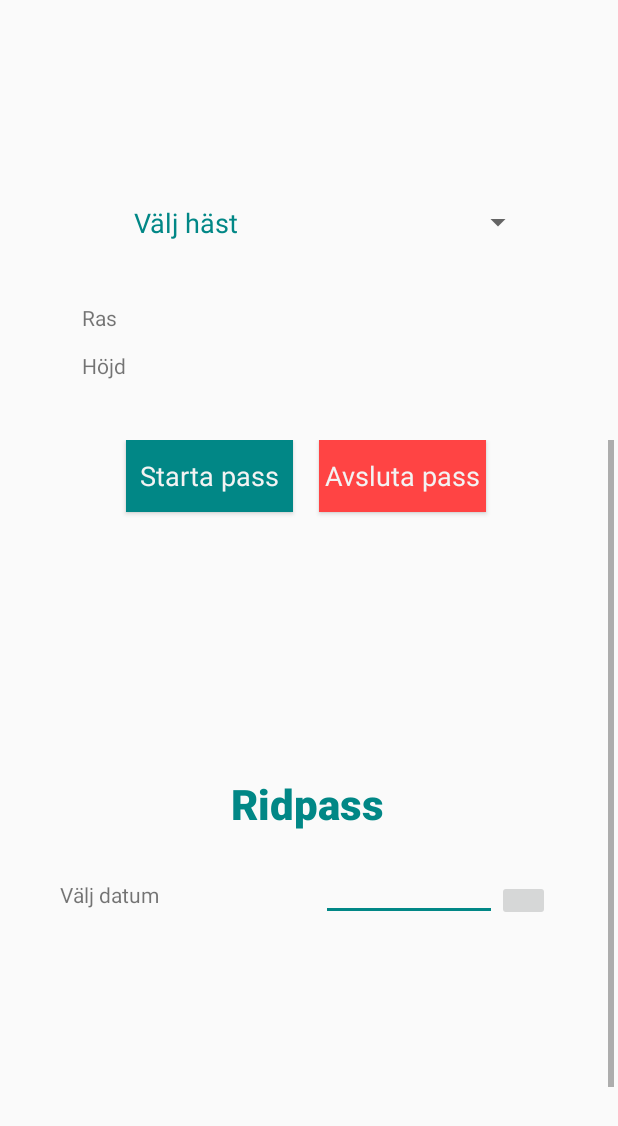
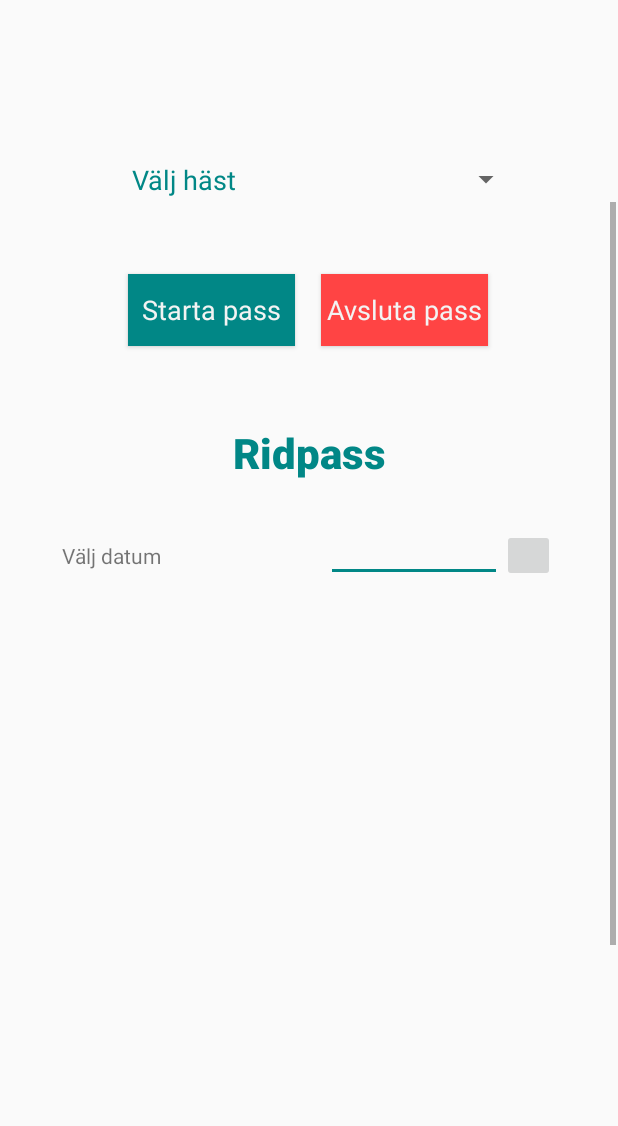
Before and after one commit to shmeke/Pegasus-Beta, an Android app: the layout activity_main.xml on its own in the app's theme, with its tools: preview values and no code run, on a phone screen of 412 x 824 dp. Shown: the top 1126 px of the screen. Run offline under Robolectric (Android 15) with nearby library versions, the phone set to English and light mode, and no system bars.

Commit message:
Lagt till diverse funktioner

```diff
--- a/app/build.gradle
+++ b/app/build.gradle
@@ -24,6 +24,9 @@ android {
             minifyEnabled false
             proguardFiles getDefaultProguardFile('proguard-android-optimize.txt'), 'proguard-rules.pro'
         }
+        customDebugType {
+            debuggable true
+        }
     }
 }
 
--- a/app/src/main/java/com/sebastianstext/pegasusbeta/Utils/URLs.java
+++ b/app/src/main/java/com/sebastianstext/pegasusbeta/Utils/URLs.java
@@ -8,6 +8,6 @@ public class URLs {
     public static final String URL_ADINFO= ROOT_URL + "horseinfo";
     public static final String URL_WORKOUT = ROOT_URL + "workout";
     public static final String URL_GETHORSE = ROOT_URL + "gethorse";
-    public static final String URL_GETWORKOUT = ROOT_URL + "getworkout";
+    public static final String URL_GETWORKOUT = ROOT_URL + "getworkouts";
 
 }
--- a/app/src/main/res/layout/activity_main.xml
+++ b/app/src/main/res/layout/activity_main.xml
@@ -1,20 +1,36 @@
 <?xml version="1.0" encoding="utf-8"?>
-<androidx.constraintlayout.widget.ConstraintLayout xmlns:android="http://schemas.android.com/apk/res/android"
+<androidx.coordinatorlayout.widget.CoordinatorLayout xmlns:android="http://schemas.android.com/apk/res/android"
+    xmlns:tools="http://schemas.android.com/tools"
     xmlns:app="http://schemas.android.com/apk/res-auto"
-    xmlns:tools="http://schemas.android.com/tools"
+
+    android:layout_width="match_parent"
+    android:layout_height="match_parent">
+
+    <com.google.android.material.appbar.AppBarLayout
+        android:id="@+id/appbar"
+        android:layout_height="wrap_content"
+        android:layout_width="match_parent"/>
+
+    <androidx.core.widget.NestedScrollView
+        android:layout_width="match_parent"
+        android:layout_height="match_parent"
+
+        app:layout_behavior="com.google.android.material.appbar.AppBarLayout$ScrollingViewBehavior">
+
+        <androidx.constraintlayout.widget.ConstraintLayout
             android:id="@+id/container"
             android:layout_width="match_parent"
-    android:layout_height="match_parent"
-    >
+            android:layout_height="match_parent">
 
 
             <TextView
                 android:id="@+id/txtUsername"
                 android:layout_width="219dp"
                 android:layout_height="42dp"
-        android:layout_marginStart="96dp"
-        android:layout_marginLeft="96dp"
-        android:layout_marginTop="32dp"
+                android:layout_marginStart="16dp"
+                android:layout_marginLeft="16dp"
+                android:layout_marginTop="16dp"
+                android:layout_marginBottom="49dp"
                 android:gravity="center|start"
                 android:spinnerMode="dialog"
                 android:textSize="18sp"
@@ -26,8 +42,8 @@
 
             <TableLayout
                 android:id="@+id/tableLayout"
-        android:layout_width="302dp"
-        android:layout_height="126dp"
+                android:layout_width="287dp"
+                android:layout_height="27dp"
                 android:layout_marginStart="52dp"
                 android:layout_marginLeft="52dp"
                 android:layout_marginEnd="52dp"
@@ -37,6 +53,10 @@
                 app:layout_constraintHorizontal_bias="0.4"
                 app:layout_constraintStart_toStartOf="parent"
                 app:layout_constraintTop_toBottomOf="@+id/txtUsername">
+
+                <TableRow
+                    android:layout_width="match_parent"
+                    android:layout_height="match_parent" />
 
                 <TableRow
                     android:layout_width="match_parent"
@@ -61,48 +81,8 @@
 
                 <TableRow
                     android:layout_width="match_parent"
-            android:layout_height="match_parent">
+                    android:layout_height="match_parent" />
 
-            <Space
-                android:layout_width="wrap_content"
-                android:layout_height="35dp" />
-        </TableRow>
-
-        <TableRow
-            android:layout_width="match_parent"
-            android:layout_height="match_parent">
-
-            <TextView
-                android:id="@+id/textView12"
-                android:layout_width="129dp"
-                android:layout_height="32dp"
-                android:gravity="center|start"
-                android:text="Ras" />
-
-            <TextView
-                android:id="@+id/txtBreed"
-                android:layout_width="162dp"
-                android:layout_height="match_parent"
-                android:gravity="center" />
-        </TableRow>
-
-        <TableRow
-            android:layout_width="327dp"
-            android:layout_height="67dp">
-
-            <TextView
-                android:id="@+id/textView15"
-                android:layout_width="139dp"
-                android:layout_height="match_parent"
-                android:gravity="center|start"
-                android:text="Höjd" />
-
-            <TextView
-                android:id="@+id/txtHeight"
-                android:layout_width="129dp"
-                android:layout_height="32dp"
-                android:gravity="center" />
-        </TableRow>
             </TableLayout>
 
             <ScrollView
@@ -118,7 +98,6 @@
                 android:fillViewport="true"
                 app:layout_constraintBottom_toBottomOf="parent"
                 app:layout_constraintEnd_toEndOf="parent"
-        app:layout_constraintHorizontal_bias="1.0"
                 app:layout_constraintStart_toStartOf="parent"
                 app:layout_constraintTop_toBottomOf="@+id/tableLayout"
                 app:layout_constraintVertical_bias="1.0">
@@ -143,7 +122,7 @@
                         app:layout_constraintEnd_toEndOf="parent"
                         app:layout_constraintStart_toStartOf="parent"
                         app:layout_constraintTop_toTopOf="parent"
-                app:layout_constraintVertical_bias="0.42" />
+                        app:layout_constraintVertical_bias="0.323" />
 
                     <Button
                         android:id="@+id/buttonStart"
@@ -152,13 +131,16 @@
                         android:layout_height="wrap_content"
                         android:layout_marginStart="88dp"
                         android:layout_marginLeft="88dp"
+                        android:layout_marginTop="48dp"
                         android:layout_marginEnd="9dp"
                         android:layout_marginRight="9dp"
                         android:background="@color/colorAccent"
                         android:text="Starta pass"
+                        app:layout_constraintBottom_toTopOf="@+id/tableLayout3"
                         app:layout_constraintEnd_toStartOf="@+id/buttonStop"
                         app:layout_constraintStart_toStartOf="parent"
-                tools:layout_editor_absoluteY="52dp" />
+                        app:layout_constraintTop_toTopOf="parent"
+                        app:layout_constraintVertical_bias="0.0" />
 
                     <Button
                         android:id="@+id/buttonStop"
@@ -167,18 +149,21 @@
                         android:layout_height="wrap_content"
                         android:layout_marginStart="8dp"
                         android:layout_marginLeft="8dp"
+                        android:layout_marginTop="48dp"
                         android:layout_marginEnd="90dp"
                         android:layout_marginRight="90dp"
                         android:background="@android:color/holo_red_light"
                         android:text="Avsluta pass"
+                        app:layout_constraintBottom_toTopOf="@+id/tableLayout3"
                         app:layout_constraintEnd_toEndOf="parent"
                         app:layout_constraintStart_toEndOf="@+id/buttonStart"
-                tools:layout_editor_absoluteY="52dp" />
+                        app:layout_constraintTop_toTopOf="parent"
+                        app:layout_constraintVertical_bias="0.0" />
 
                     <TableLayout
                         android:id="@+id/tableLayout3"
                         android:layout_width="329dp"
-                android:layout_height="27dp"
+                        android:layout_height="35dp"
                         android:layout_marginTop="32dp"
                         app:layout_constraintEnd_toEndOf="parent"
                         app:layout_constraintStart_toStartOf="parent"
@@ -186,18 +171,19 @@
 
                         <TableRow
                             android:layout_width="match_parent"
-                    android:layout_height="match_parent">
+                            android:layout_height="35dp">
 
                             <TextView
                                 android:id="@+id/textView21"
-                        android:layout_width="174dp"
+                                android:layout_width="176dp"
                                 android:layout_height="match_parent"
+                                android:gravity="center|start"
                                 android:text="Välj datum" />
 
                             <EditText
                                 android:id="@+id/editTextDate"
                                 android:layout_width="117dp"
-                        android:layout_height="match_parent"
+                                android:layout_height="35dp"
                                 android:ems="10"
                                 android:inputType="date" />
 
@@ -213,27 +199,19 @@
 
                     <ExpandableListView
                         android:id="@+id/listDist"
-                android:layout_width="329dp"
-                android:layout_height="249dp"
+                        android:layout_width="327dp"
+                        android:layout_height="243dp"
                         app:layout_constraintBottom_toBottomOf="parent"
                         app:layout_constraintEnd_toEndOf="parent"
                         app:layout_constraintStart_toStartOf="parent"
-                app:layout_constraintTop_toBottomOf="@+id/tableLayout3"
-                app:layout_constraintVertical_bias="0.0">
+                        app:layout_constraintTop_toBottomOf="@+id/tableLayout3">
 
                     </ExpandableListView>
-
-            <TextView
-                android:id="@+id/txtInProgress"
-                android:layout_width="208dp"
-                android:layout_height="32dp"
-                android:gravity="center"
-                android:textSize="18sp"
-                app:fontFamily="sans-serif-medium"
-                tools:layout_editor_absoluteX="100dp"
-                tools:layout_editor_absoluteY="122dp" />
 
                 </androidx.constraintlayout.widget.ConstraintLayout>
             </ScrollView>
 
         </androidx.constraintlayout.widget.ConstraintLayout>
+    </androidx.core.widget.NestedScrollView>
+
+</androidx.coordinatorlayout.widget.CoordinatorLayout>
--- /dev/null
+++ b/app/src/main/res/xml/network_security_config.xml
@@ -0,0 +1,6 @@
+<?xml version="1.0" encoding="utf-8"?>
+<network-security-config>
+    <domain-config cleartextTrafficPermitted="true">
+        <domain includeSubdomains="true">api.example.com(to be adjusted)</domain>
+    </domain-config>
+</network-security-config>
```
Also changed, not shown: app/src/main/AndroidManifest.xml (+5 -5 lines), app/src/main/java/com/sebastianstext/pegasusbeta/DataStorage/Workout.java (+7 -2 lines), app/src/main/java/com/sebastianstext/pegasusbeta/MainActivity.java (+49 -22 lines), app/src/main/java/com/sebastianstext/pegasusbeta/Utils/SharedPrefManager.java (+27 -13 lines), app/src/main/java/com/sebastianstext/pegasusbeta/WorkoutService.java (+27 -33 lines), 1 other file. Lines whose indentation alone changed are shown as unchanged.
